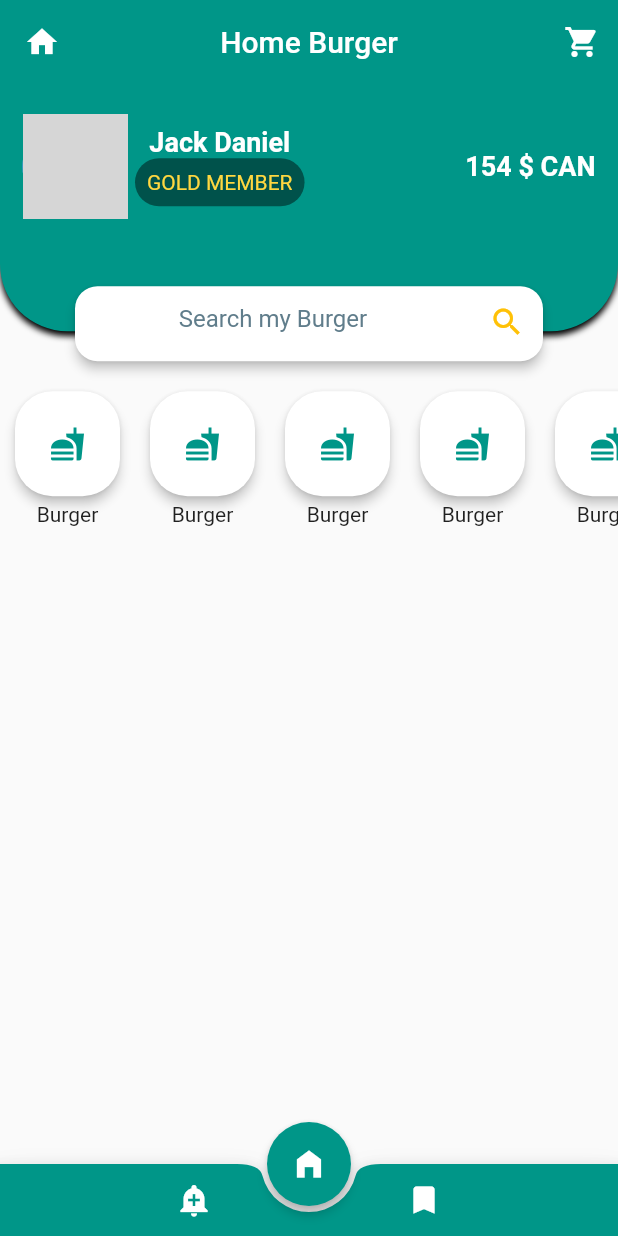
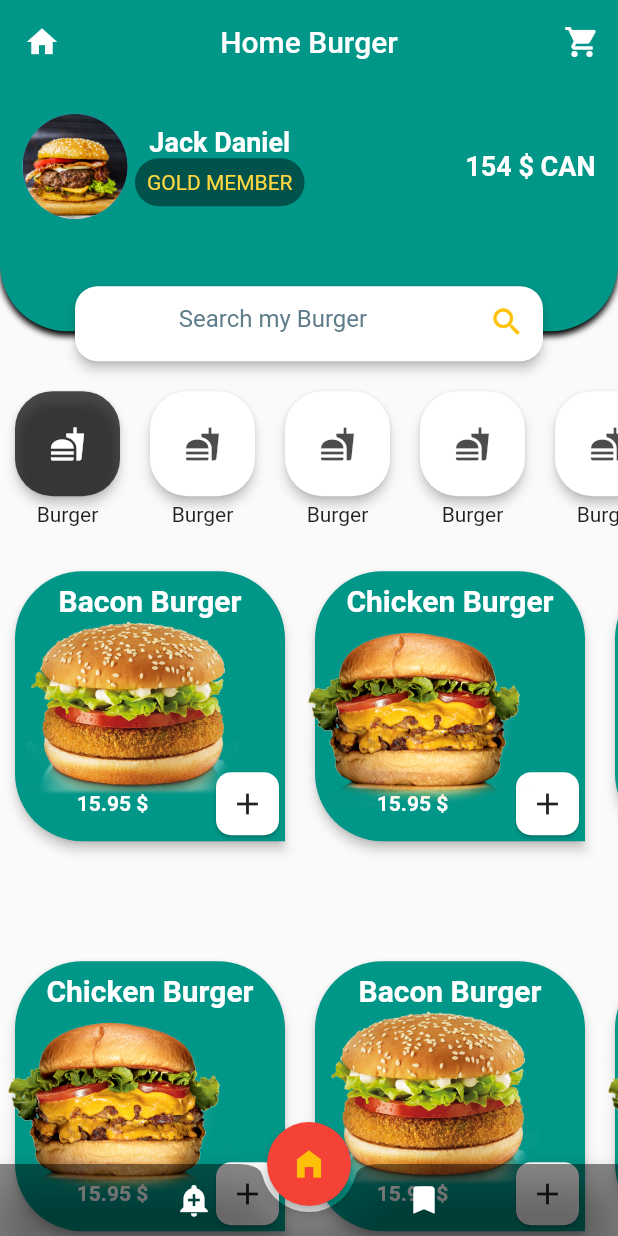
Before and after one commit to ranoaritsiky/burgerApp, a Flutter app: the screen it shows after launch, after a tap on the "home filled" icon, on a phone screen of 412 x 824 dp. Run offline on Flutter 3.47's test engine with Material 2 defaults, Android fonts, the phone set to English and light mode, and no system bars; grey boxes are pictures that could not be loaded.

Commit message:
add 2 list for burger

```diff
--- a/lib/burger.dart
+++ b/lib/burger.dart
@@ -1,3 +1,4 @@
+import 'package:app_burger/burger_list.dart';
 import 'package:flutter/material.dart';
 
 import 'categories.dart';
@@ -34,15 +35,17 @@ class _HamburgerState extends State<Hamburger> {
             ),
             Header(),
             Categories(),
+            BurgerList(row: 1,),
+            BurgerList(row: 2,),
           ],
         ),
         extendBody: true,
         floatingActionButtonLocation: FloatingActionButtonLocation.centerDocked,
         floatingActionButton: FloatingActionButton(
           elevation: 3,
-          backgroundColor: Colors.teal,
+          backgroundColor: Colors.red,
           onPressed: () {},
-          child: Icon(Icons.home_filled),
+          child: Icon(Icons.home_filled,color: Colors.amber,),
         ),
         bottomNavigationBar: Container(
           // color: Colors.black38,
--- /dev/null
+++ b/lib/burger_list.dart
@@ -0,0 +1,113 @@
+// ignore_for_file: prefer_const_literals_to_create_immutables, prefer_const_constructors
+
+import 'package:flutter/material.dart';
+
+class BurgerList extends StatefulWidget {
+  final int row;
+  BurgerList({required this.row});
+  @override
+  _BurgerListState createState() => _BurgerListState();
+}
+
+class _BurgerListState extends State<BurgerList> {
+  int items = 10;
+  Widget baconImage = Container(
+    height: 130,
+    child: Image.asset('assets/img/bacon.png'),
+  );
+  Widget chickeImage = Container(
+    height: 130,
+    child: Image.asset('assets/img/vegan.png'),
+  );
+  @override
+  Widget build(BuildContext context) {
+    return SliverToBoxAdapter(
+      child: Container(
+        margin: EdgeInsets.only(top: 20),
+        height: 240,
+        child: ListView.builder(
+            scrollDirection: Axis.horizontal,
+            itemCount: items,
+            itemBuilder: (context, index) {
+              bool reverse= widget.row ==2 ? index.isEven :index.isOdd;
+              return Stack(
+                children: [
+                  Container(
+                    height: 200,
+                    width: 200,
+                    child: GestureDetector(
+                      onTap: () {
+                        //TODO NAVIGATOR
+                      },
+                      child: Card(
+                        child: Padding(
+                          padding: const EdgeInsets.only(top: 8.0),
+                          child: Column(
+                            children: [
+                              Text(
+                                reverse ? "Chicken Burger":"Bacon Burger",
+                                style: TextStyle(
+                                    color: Colors.white,
+                                    fontSize: 20,
+                                    fontWeight: FontWeight.bold),
+                              ),
+                              Spacer(),
+                              Container(
+                                // padding: EdgeInsets.only(bottom: 10),
+                                child: Row(
+                                  children: [
+                                    Spacer(),
+                                    Text(
+                                      "15.95 \$",
+                                      style: TextStyle(
+                                          fontWeight: FontWeight.bold,
+                                          color: Colors.white),
+                                    ),
+                                    Spacer(),
+                                    Container(
+                                      height: 50,
+                                      width: 50,
+                                      child: Card(
+                                        color: Colors.white,
+                                        // elevation: 3,
+                                        shape: RoundedRectangleBorder(
+                                            borderRadius:
+                                                BorderRadius.circular(10)),
+                                        child: Icon(
+                                          Icons.add,
+                                          // color: Colors.white,
+                                        ),
+                                      ),
+                                    ),
+                                  ],
+                                ),
+                              )
+                            ],
+                          ),
+                        ),
+                        elevation: 3,
+                        margin: EdgeInsets.all(10),
+                        shape: RoundedRectangleBorder(
+                            borderRadius: BorderRadius.only(
+                                bottomLeft: Radius.circular(45),
+                                bottomRight: Radius.circular(0),
+                                topLeft: Radius.circular(45),
+                                topRight: Radius.circular(45))),
+                      ),
+                    ),
+                  ),
+                  Positioned(
+                      top: reverse ? 40 : 30,
+                      child: GestureDetector(
+                      onTap: () {
+                      //TODO NAVIGATOR
+                      },
+                      child: reverse ? baconImage : chickeImage,
+                  ))
+                ],
+              );
+            }),
+      ),
+    );
+  }
+}
--- a/lib/categories.dart
+++ b/lib/categories.dart
@@ -8,7 +8,7 @@ class Categories extends StatefulWidget {
 }
 
 class _CategoriesState extends State<Categories> {
-  int currentSelectedItem=0;
+  int currentSelectedItem = 0;
 
   @override
   Widget build(BuildContext context) {
@@ -27,16 +27,26 @@ class _CategoriesState extends State<Categories> {
                   Container(
                     height: 90,
                     width: 90,
+                    child: GestureDetector(
+                      onTap: () {
+                        setState(() {
+                          currentSelectedItem = index;
+                        });
+                      },
                       child: Card(
+                        color: index == currentSelectedItem ? Colors.black.withOpacity(0.7):Colors.white ,
                         child: Icon(
                           Icons.fastfood,
-                        color: Colors.teal,
+                          color: index == currentSelectedItem
+                              ? Colors.white
+                              : Colors.black.withOpacity(0.7),
                         ),
                         // color: Colors.black.withOpacity(0.7),
                         elevation: 3,
                         margin: EdgeInsets.all(10),
                         shape: RoundedRectangleBorder(
                             borderRadius: BorderRadius.circular(25)),
+                      ),
                     ),
                   )
                 ],
--- a/lib/header.dart
+++ b/lib/header.dart
@@ -93,6 +93,7 @@ class _HeaderState extends State<Header> {
               height: 50,
               width: size.width,
               child: Card(
+                color: Colors.white,
                 elevation: 3,
                 margin: EdgeInsets.symmetric(horizontal: 50),
                 shape: RoundedRectangleBorder(
--- a/lib/main.dart
+++ b/lib/main.dart
@@ -14,11 +14,12 @@ class BurgerApp extends StatelessWidget {
     return MaterialApp(
       debugShowCheckedModeBanner: false,
       theme: ThemeData(
+          cardColor: Colors.teal,
           appBarTheme: AppBarTheme(
             color: Colors.teal,
             centerTitle: true,
           ),
-          bottomAppBarColor: Colors.teal),
+          bottomAppBarColor: Colors.black45),
       home: Hamburger(),
     );
   }
```
Also changed, not shown: assets/img/bacon.png (added), assets/img/burger.jpeg (added), assets/img/vegan.png (added). Lines whose indentation alone changed are shown as unchanged.
